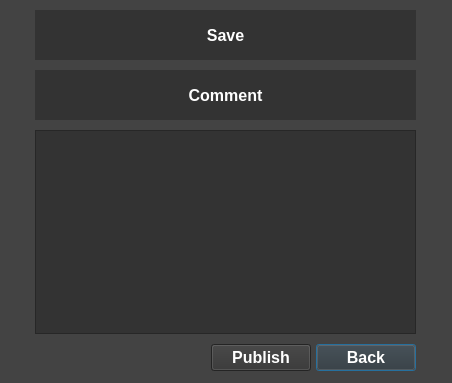
First picture: the form in python/PizzaMaya/ui/UI_design/Save.ui, repository KKW0/pizza_api, before the edit.
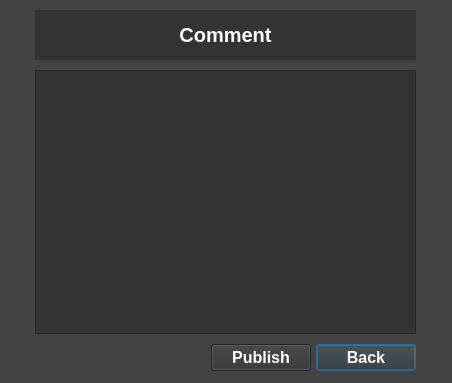
Second picture: the form after the edit.

Commit message: ui 파일 교체

```diff
--- a/python/PizzaMaya/ui/UI_design/Save.ui
+++ b/python/PizzaMaya/ui/UI_design/Save.ui
@@ -32,23 +32,40 @@
     <property name="verticalSpacing">
      <number>10</number>
     </property>
-    <item row="3" column="0">
-     <widget class="QLabel" name="Sin_File_Path_4">
+    <item row="0" column="1" colspan="3">
+     <widget class="QLabel" name="Save_Path_2">
+      <property name="minimumSize">
+       <size>
+        <width>150</width>
+        <height>50</height>
+       </size>
+      </property>
       <property name="maximumSize">
        <size>
-        <width>30</width>
-        <height>25</height>
+        <width>16777215</width>
+        <height>16777215</height>
        </size>
       </property>
+      <property name="font">
+       <font>
+        <pointsize>15</pointsize>
+        <weight>75</weight>
+        <bold>true</bold>
+       </font>
+      </property>
       <property name="styleSheet">
-       <string notr="true"/>
+       <string notr="true">background-color: rgb(51, 51, 51);
+color: white;</string>
       </property>
       <property name="text">
-       <string/>
+       <string>Comment</string>
+      </property>
+      <property name="alignment">
+       <set>Qt::AlignCenter</set>
       </property>
      </widget>
     </item>
-    <item row="3" column="3">
+    <item row="2" column="3">
      <widget class="QPushButton" name="Back_Button">
       <property name="maximumSize">
        <size>
@@ -72,7 +89,7 @@
       </property>
      </widget>
     </item>
-    <item row="3" column="2">
+    <item row="2" column="2">
      <widget class="QPushButton" name="Final_Save_Button">
       <property name="maximumSize">
        <size>
@@ -96,7 +113,7 @@
       </property>
      </widget>
     </item>
-    <item row="3" column="4">
+    <item row="2" column="4">
      <widget class="QLabel" name="Sin_File_Path_5">
       <property name="maximumSize">
        <size>
@@ -112,40 +129,23 @@
       </property>
      </widget>
     </item>
+    <item row="2" column="0">
+     <widget class="QLabel" name="Sin_File_Path_4">
+      <property name="maximumSize">
+       <size>
+        <width>30</width>
+        <height>25</height>
+       </size>
+      </property>
+      <property name="styleSheet">
+       <string notr="true"/>
+      </property>
+      <property name="text">
+       <string/>
+      </property>
+     </widget>
+    </item>
     <item row="1" column="1" colspan="3">
-     <widget class="QLabel" name="Save_Path_2">
-      <property name="minimumSize">
-       <size>
-        <width>150</width>
-        <height>50</height>
-       </size>
-      </property>
-      <property name="maximumSize">
-       <size>
-        <width>16777215</width>
-        <height>16777215</height>
-       </size>
-      </property>
-      <property name="font">
-       <font>
-        <pointsize>12</pointsize>
-        <weight>75</weight>
-        <bold>true</bold>
-       </font>
-      </property>
-      <property name="styleSheet">
-       <string notr="true">background-color: rgb(51, 51, 51);
-color: white;</string>
-      </property>
-      <property name="text">
-       <string>Comment</string>
-      </property>
-      <property name="alignment">
-       <set>Qt::AlignCenter</set>
-      </property>
-     </widget>
-    </item>
-    <item row="2" column="1" colspan="3">
      <widget class="QPlainTextEdit" name="Save_Path_View_2">
       <property name="minimumSize">
        <size>
@@ -168,39 +168,6 @@
       </property>
      </widget>
     </item>
-    <item row="0" column="1" colspan="3">
-     <widget class="QLabel" name="Sin_File_Path_3">
-      <property name="minimumSize">
-       <size>
-        <width>150</width>
-        <height>50</height>
-       </size>
-      </property>
-      <property name="maximumSize">
-       <size>
-        <width>16777215</width>
-        <height>16777215</height>
-       </size>
-      </property>
-      <property name="font">
-       <font>
-        <pointsize>12</pointsize>
-        <weight>75</weight>
-        <bold>true</bold>
-       </font>
-      </property>
-      <property name="styleSheet">
-       <string notr="true">background-color: rgb(51, 51, 51);
-color: white;</string>
-      </property>
-      <property name="text">
-       <string>Save</string>
-      </property>
-      <property name="alignment">
-       <set>Qt::AlignCenter</set>
-      </property>
-     </widget>
-    </item>
    </layout>
   </widget>
  </widget>
```
The commit also changes 3 other files.
